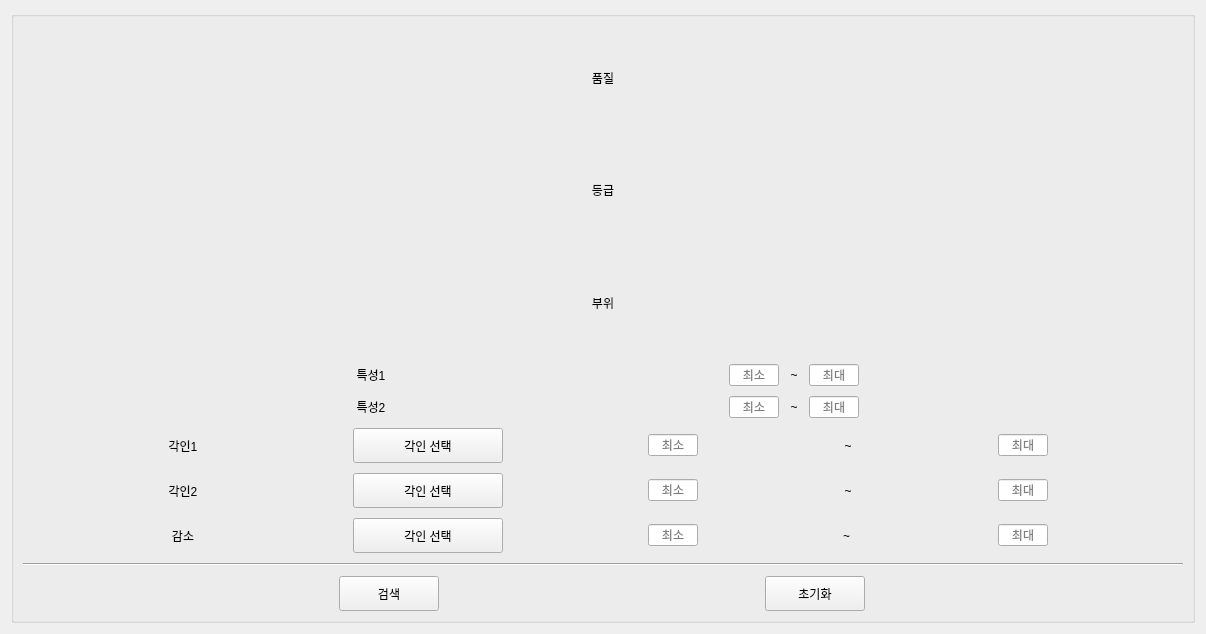
Wseop/Qt_LoaTools, file tools/accessory_searcher/accessory_searcher.ui: the form before one commit.
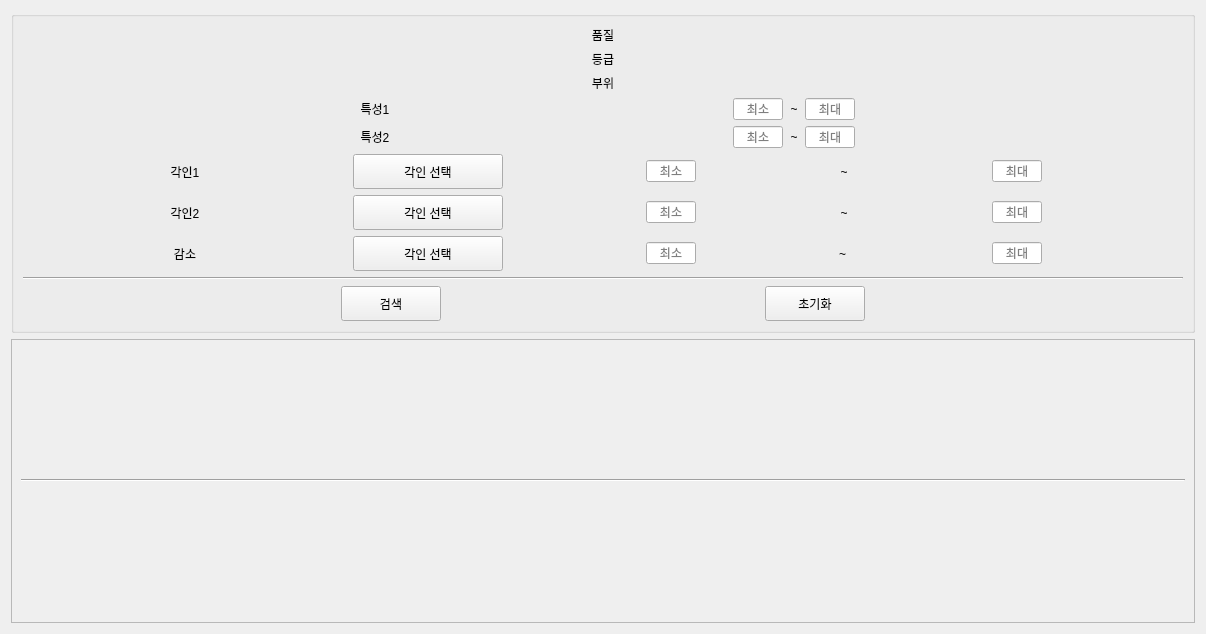
The form after the commit.

Commit message: FEAT:Add SearchResult Widget & Implement picked list

```diff
--- a/tools/accessory_searcher/accessory_searcher.ui
+++ b/tools/accessory_searcher/accessory_searcher.ui
@@ -27,7 +27,7 @@
      </property>
      <layout class="QVBoxLayout" name="vLayoutSelector">
       <property name="spacing">
-       <number>10</number>
+       <number>6</number>
       </property>
       <property name="sizeConstraint">
        <enum>QLayout::SetDefaultConstraint</enum>
@@ -690,6 +690,38 @@
      </layout>
     </widget>
    </item>
+   <item>
+    <widget class="QScrollArea" name="scrollArea">
+     <property name="widgetResizable">
+      <bool>true</bool>
+     </property>
+     <widget class="QWidget" name="scrollAreaWidgetContents">
+      <property name="geometry">
+       <rect>
+        <x>0</x>
+        <y>0</y>
+        <width>1186</width>
+        <height>277</height>
+       </rect>
+      </property>
+      <layout class="QVBoxLayout" name="vLayoutScrollArea">
+       <item>
+        <layout class="QVBoxLayout" name="vLayoutPickedItems"/>
+       </item>
+       <item>
+        <widget class="Line" name="line_2">
+         <property name="orientation">
+          <enum>Qt::Horizontal</enum>
+         </property>
+        </widget>
+       </item>
+       <item>
+        <layout class="QVBoxLayout" name="vLayoutItems"/>
+       </item>
+      </layout>
+     </widget>
+    </widget>
+   </item>
   </layout>
  </widget>
  <resources/>
```
The commit also changes 6 other files.
